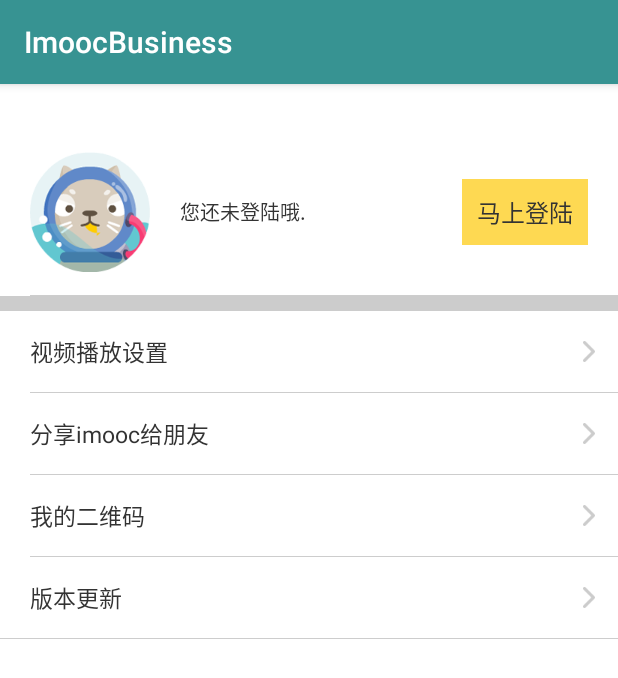
After one commit to xiesw/Business, an Android app: the fragment MineFragment shown on its own in the app's theme, on a phone screen of 412 x 824 dp. The commit adds this screen. Shown: the top 678 px of the screen. Run offline under Robolectric (Android 15) with nearby library versions, the phone set to English and light mode, and no system bars; our stand-ins replace CircleImageView.

Commit message:
基础ui框架

```diff
--- a/app/src/main/AndroidManifest.xml
+++ b/app/src/main/AndroidManifest.xml
@@ -14,6 +14,7 @@
             android:name=".HomeActivity"
             android:launchMode="singleTask"
             android:screenOrientation="portrait"
+            android:theme="@style/Theme.AppCompat.NoActionBar"
             android:windowSoftInputMode="adjustPan|stateHidden">
 
             <intent-filter>
--- /dev/null
+++ b/app/src/main/java/com/halove/business/fragment/MineFragment.java
@@ -0,0 +1,70 @@
+package com.halove.business.fragment;
+
+import android.os.Bundle;
+import android.support.annotation.Nullable;
+import android.view.LayoutInflater;
+import android.view.View;
+import android.view.ViewGroup;
+import android.widget.RelativeLayout;
+import android.widget.TextView;
+
+import com.halove.business.R;
+import com.halove.business.base.BaseFragment;
+
+/**
+ * Created by xieshangwu on 2017/8/3
+ */
+
+public class MineFragment extends BaseFragment implements View.OnClickListener {
+    private static final String TAG = MineFragment.class.getSimpleName();
+
+    private View mContentView;
+    private RelativeLayout mLoginLayout;
+    //private CircleImageView mPhotoView;
+    private TextView mLoginInfoView;
+    private TextView mLoginView;
+    private RelativeLayout mLoginedLayout;
+    private TextView mUserNameView;
+    private TextView mTickView;
+    private TextView mVideoPlayerView;
+    private TextView mShareView;
+    private TextView mQrCodeView;
+    private TextView mUpdateView;
+    @Nullable
+    @Override
+    public View onCreateView(LayoutInflater inflater, @Nullable ViewGroup container, Bundle
+            savedInstanceState) {
+        mContentView = inflater.inflate(R.layout.fragment_mine, container, false);
+        initView();
+        return mContentView;
+    }
+
+    private void initView() {
+        mLoginLayout = (RelativeLayout) mContentView.findViewById(R.id.login_layout);
+        mLoginLayout.setOnClickListener(this);
+        mLoginedLayout = (RelativeLayout) mContentView.findViewById(R.id.logined_layout);
+        mLoginedLayout.setOnClickListener(this);
+
+        //mPhotoView = (CircleImageView) mContentView.findViewById(R.id.photo_view);
+        //mPhotoView.setOnClickListener(this);
+        mLoginView = (TextView) mContentView.findViewById(R.id.login_view);
+        mLoginView.setOnClickListener(this);
+        mVideoPlayerView = (TextView) mContentView.findViewById(R.id.video_setting_view);
+        mVideoPlayerView.setOnClickListener(this);
+        mShareView = (TextView) mContentView.findViewById(R.id.share_imooc_view);
+        mShareView.setOnClickListener(this);
+        mQrCodeView = (TextView) mContentView.findViewById(R.id.my_qrcode_view);
+        mQrCodeView.setOnClickListener(this);
+        mLoginInfoView = (TextView) mContentView.findViewById(R.id.login_info_view);
+        mUserNameView = (TextView) mContentView.findViewById(R.id.username_view);
+        mTickView = (TextView) mContentView.findViewById(R.id.tick_view);
+
+        mUpdateView = (TextView) mContentView.findViewById(R.id.update_view);
+        mUpdateView.setOnClickListener(this);
+    }
+
+    @Override
+    public void onClick(View view) {
+
+    }
+}
--- a/app/src/main/res/drawable/bg_home_edittext.xml
+++ b/app/src/main/res/drawable/bg_home_edittext.xml
@@ -1,7 +1,6 @@
 <?xml version="1.0" encoding="utf-8"?>
 <shape xmlns:android="http://schemas.android.com/apk/res/android"
-       android:shape="rectangle"
->
+       android:shape="rectangle">
     <corners android:radius="3dp"/>
     <solid android:color="@color/white"/>
 </shape>
--- a/app/src/main/res/layout/fragment_home.xml
+++ b/app/src/main/res/layout/fragment_home.xml
@@ -45,6 +45,7 @@
         android:background="@android:color/white"
         android:scaleType="center"
         android:src="@drawable/loading_data_anim"/>
+
     <ListView
         android:id="@+id/list_view"
         android:layout_width="match_parent"
--- /dev/null
+++ b/app/src/main/res/layout/fragment_mine.xml
@@ -0,0 +1,175 @@
+<LinearLayout xmlns:android="http://schemas.android.com/apk/res/android"
+              android:layout_width="match_parent"
+              android:layout_height="match_parent"
+              android:background="@color/white"
+              android:orientation="vertical">
+
+    <RelativeLayout
+        android:id="@+id/login_layout"
+        android:layout_width="match_parent"
+        android:layout_height="wrap_content"
+        android:layout_marginTop="30dp"
+        android:paddingBottom="15dp"
+        android:paddingTop="15dp">
+
+       <!-- <de.hdodenhof.circleimageview.CircleImageView-->
+        <ImageView
+            android:id="@+id/photo_view"
+            android:layout_width="80dp"
+            android:layout_height="80dp"
+            android:layout_centerVertical="true"
+            android:layout_marginLeft="20dp"
+            android:src="@drawable/default_user_avatar"/>
+
+        <TextView
+            android:id="@+id/login_info_view"
+            android:layout_width="wrap_content"
+            android:layout_height="wrap_content"
+            android:layout_centerVertical="true"
+            android:layout_marginLeft="20dp"
+            android:layout_toRightOf="@+id/photo_view"
+            android:text="@string/unlogin"
+            android:textColor="@color/color_333333"
+            android:textSize="13sp"/>
+
+        <TextView
+            android:id="@+id/login_view"
+            android:layout_width="wrap_content"
+            android:layout_height="wrap_content"
+            android:layout_alignParentRight="true"
+            android:layout_centerVertical="true"
+            android:layout_marginRight="20dp"
+            android:background="@color/color_fed952"
+            android:padding="10dp"
+            android:text="@string/login_now"
+            android:textColor="@color/color_333333"
+            android:textSize="16sp"/>
+
+    </RelativeLayout>
+
+    <RelativeLayout
+        android:id="@+id/logined_layout"
+        android:layout_width="match_parent"
+        android:layout_height="wrap_content"
+        android:layout_marginTop="30dp"
+        android:paddingBottom="15dp"
+        android:visibility="gone">
+
+        <!--<de.hdodenhof.circleimageview.CircleImageView
+            android:id="@+id/user_photo_view"
+            android:layout_width="80dp"
+            android:layout_height="80dp"
+            android:layout_alignParentRight="true"
+            android:layout_centerVertical="true"
+            android:layout_marginRight="30dp"
+            android:src="@drawable/default_user_avatar"/>-->
+
+        <RelativeLayout
+            android:layout_width="wrap_content"
+            android:layout_height="wrap_content"
+            android:layout_centerVertical="true">
+            <TextView
+                android:id="@+id/username_view"
+                android:layout_width="wrap_content"
+                android:layout_height="wrap_content"
+                android:layout_marginLeft="20dp"
+                android:text="tyt114"
+                android:textColor="@color/color_333333"
+                android:textSize="16sp"/>
+            <TextView
+                android:id="@+id/tick_view"
+                android:layout_width="wrap_content"
+                android:layout_height="wrap_content"
+                android:layout_below="@id/username_view"
+                android:layout_marginLeft="20dp"
+                android:layout_marginTop="7dp"
+                android:text="tyt114"
+                android:textColor="@color/color_cdcdcd"
+                android:textSize="13sp"/>
+        </RelativeLayout>
+    </RelativeLayout>
+    <View
+        android:layout_width="match_parent"
+        android:layout_height="0.5dp"
+        android:layout_marginLeft="20dp"
+        android:background="@color/color_cdcdcd"/>
+
+    <View
+        android:layout_width="match_parent"
+        android:layout_height="10dp"
+        android:background="@color/color_cccccc"/>
+
+    <TextView
+        android:id="@+id/video_setting_view"
+        android:layout_width="match_parent"
+        android:layout_height="wrap_content"
+        android:drawableRight="@drawable/arrow_right"
+        android:paddingBottom="15dp"
+        android:paddingLeft="20dp"
+        android:paddingRight="15dp"
+        android:paddingTop="15dp"
+        android:text="@string/video_play_setting"
+        android:textColor="@color/color_333333"
+        android:textSize="15sp"/>
+
+    <View
+        android:layout_width="match_parent"
+        android:layout_height="0.5dp"
+        android:layout_marginLeft="20dp"
+        android:background="@color/color_cdcdcd"/>
+
+    <TextView
+        android:id="@+id/share_imooc_view"
+        android:layout_width="match_parent"
+        android:layout_height="wrap_content"
+        android:drawableRight="@drawable/arrow_right"
+        android:paddingBottom="15dp"
+        android:paddingLeft="20dp"
+        android:paddingRight="15dp"
+        android:paddingTop="15dp"
+        android:text="@string/share_imooc"
+        android:textColor="@color/color_333333"
+        android:textSize="15sp"/>
+
+    <View
+        android:layout_width="match_parent"
+        android:layout_height="0.5dp"
+        android:layout_marginLeft="20dp"
+        android:background="@color/color_cdcdcd"/>
+
+    <TextView
+        android:id="@+id/my_qrcode_view"
+        android:layout_width="match_parent"
+        android:layout_height="wrap_content"
+        android:drawableRight="@drawable/arrow_right"
+        android:paddingBottom="15dp"
+        android:paddingLeft="20dp"
+        android:paddingRight="15dp"
+        android:paddingTop="15dp"
+        android:text="@string/my_qrcode"
+        android:textColor="@color/color_333333"
+        android:textSize="15sp"/>
+
+    <View
+        android:layout_width="match_parent"
+        android:layout_height="0.5dp"
+        android:layout_marginLeft="20dp"
+        android:background="@color/color_cdcdcd"/>
+    <TextView
+        android:id="@+id/update_view"
+        android:layout_width="match_parent"
+        android:layout_height="wrap_content"
+        android:drawableRight="@drawable/arrow_right"
+        android:paddingBottom="15dp"
+        android:paddingLeft="20dp"
+        android:paddingRight="15dp"
+        android:paddingTop="15dp"
+        android:text="@string/update_info"
+        android:textColor="@color/color_333333"
+        android:textSize="15sp"/>
+
+    <View
+        android:layout_width="match_parent"
+        android:layout_height="0.5dp"
+        android:background="@color/color_cdcdcd"/>
+</LinearLayout>
--- a/app/src/main/res/values/colors.xml
+++ b/app/src/main/res/values/colors.xml
@@ -1,5 +1,9 @@
 <resources>
     <!-- Default screen margins, per the Android Design guidelines. -->
+    <color name="colorPrimary">#379392</color>
+    <color name="colorPrimaryDark">#379392</color>
+    <color name="colorAccent">#607D8B</color>
+
     <color name="color_333333">#333333</color>
     <color name="color_cccccc">#cccccc</color>
     <color name="color_fed952">#fed952</color>
@@ -16,6 +20,8 @@
     <color name="color_cc0000">#cc0000</color>
     <color name="color_d0d0d0">#d0d0d0</color>
     <color name="color_ffff4444">#ffff4444</color>
+    <color name="white">@android:color/white</color>
+    <color name="black">@android:color/black</color>
 
     <!-- QR_Code -->
     <color name="viewfinder_mask">#60000000</color>
```
Also changed, not shown: app/src/main/java/com/halove/business/HomeActivity.java (+86 -0 lines), app/src/main/java/com/halove/business/fragment/HomeFragment.java (+30 -2 lines), app/src/main/java/com/halove/business/fragment/MessageFragment.java (added, +41 -0 lines), app/src/main/res/layout/activity_home.xml (+5 -4 lines), app/src/main/res/layout/fragment_message.xml (added, +161 -0 lines).
